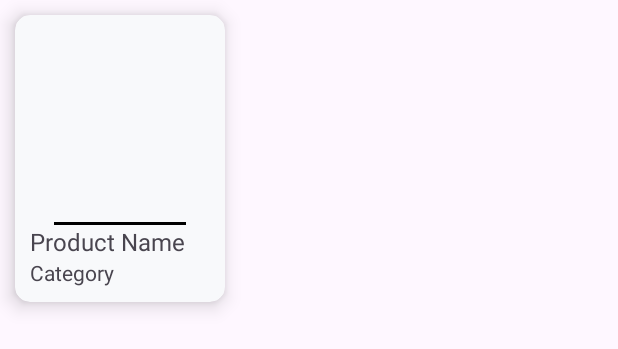
After one commit to Andrew285/ShoppingAndroidApp, an Android app: the layout card_product_layout.xml on its own in the app's theme, with its tools: preview values and no code run, on a phone screen of 412 x 824 dp. The commit adds this screen. Shown: the top 349 px of the screen. Run offline under Robolectric (Android 15) with nearby library versions, the phone set to English and light mode, and no system bars.

Commit message:
added retrofit, api_service and recycler_view

```diff
--- a/app/src/main/AndroidManifest.xml
+++ b/app/src/main/AndroidManifest.xml
@@ -1,6 +1,8 @@
 <?xml version="1.0" encoding="utf-8"?>
 <manifest xmlns:android="http://schemas.android.com/apk/res/android"
     xmlns:tools="http://schemas.android.com/tools">
+
+    <uses-permission android:name="android.permission.INTERNET"/>
 
     <application
         android:allowBackup="true"
--- a/app/src/main/java/com/example/shoppingapp/MainActivity.kt
+++ b/app/src/main/java/com/example/shoppingapp/MainActivity.kt
@@ -3,6 +3,7 @@ package com.example.shoppingapp
 import androidx.appcompat.app.AppCompatActivity
 import android.os.Bundle
 import androidx.fragment.app.Fragment
+import androidx.recyclerview.widget.RecyclerView
 import com.google.android.material.bottomnavigation.BottomNavigationView
 
 class MainActivity : AppCompatActivity() {
--- /dev/null
+++ b/app/src/main/java/com/example/shoppingapp/model/Product.kt
@@ -0,0 +1,5 @@
+package com.example.shoppingapp.model
+
+class Product(val name: String, val categoryName: String) {
+
+}
--- /dev/null
+++ b/app/src/main/java/com/example/shoppingapp/retrofit/ProductRating.kt
@@ -0,0 +1,6 @@
+package com.example.shoppingapp.retrofit
+
+data class ProductRating(
+    val rate: Float,
+    var count: Int
+)
--- /dev/null
+++ b/app/src/main/res/layout/card_product_layout.xml
@@ -0,0 +1,49 @@
+<?xml version="1.0" encoding="utf-8"?>
+<androidx.cardview.widget.CardView xmlns:android="http://schemas.android.com/apk/res/android"
+    android:id="@+id/card_layout"
+    android:layout_width="140dp"
+    android:layout_height="wrap_content"
+    app:cardBackgroundColor="#F8F9FB"
+    app:cardCornerRadius="10dp"
+    app:cardElevation="8dp"
+    app:cardPreventCornerOverlap="true"
+    android:layout_margin="10dp"
+    xmlns:app="http://schemas.android.com/apk/res-auto">
+
+    <RelativeLayout
+        android:layout_width="match_parent"
+        android:layout_height="match_parent"
+        android:padding="10dp">
+
+        <ImageView
+            android:id="@+id/product_imageView"
+            android:layout_width="match_parent"
+            android:layout_height="128dp"
+            />
+        <com.google.android.material.divider.MaterialDivider
+            android:id="@+id/card_divider"
+            android:layout_width="match_parent"
+            android:layout_height="wrap_content"
+            app:dividerInsetStart="16dp"
+            app:dividerInsetEnd="16dp"
+            app:dividerThickness="2dp"
+            app:dividerColor="@color/black"
+            android:layout_below="@+id/product_imageView"/>
+
+        <TextView
+            android:id="@+id/product_name_textView"
+            android:layout_width="match_parent"
+            android:layout_height="wrap_content"
+            android:layout_below="@+id/card_divider"
+            android:text="Product Name"
+            android:textSize="16sp"/>
+
+        <TextView
+            android:id="@+id/category_textView"
+            android:layout_width="match_parent"
+            android:layout_height="wrap_content"
+            android:layout_below="@+id/product_name_textView"
+            android:text="Category"
+            />
+    </RelativeLayout>
+</androidx.cardview.widget.CardView>
```
Also changed, not shown: app/build.gradle.kts (+15 -0 lines), app/src/main/java/com/example/shoppingapp/HomeFragment.kt (+66 -1 lines), app/src/main/java/com/example/shoppingapp/ProductAdapter.kt (added, +43 -0 lines), app/src/main/java/com/example/shoppingapp/retrofit/FakeStoreService.kt (added, +8 -0 lines), app/src/main/java/com/example/shoppingapp/retrofit/ProductModel.kt (added, +11 -0 lines), app/src/main/java/com/example/shoppingapp/viewmodel/BaseViewModel.kt (added, +10 -0 lines), app/src/main/java/com/example/shoppingapp/viewmodel/MainActivityViewModel.kt (added, +37 -0 lines), app/src/main/java/com/example/shoppingapp/viewmodel/UiState.kt (added, +14 -0 lines), app/src/main/res/layout/fragment_home.xml (+9 -0 lines).
